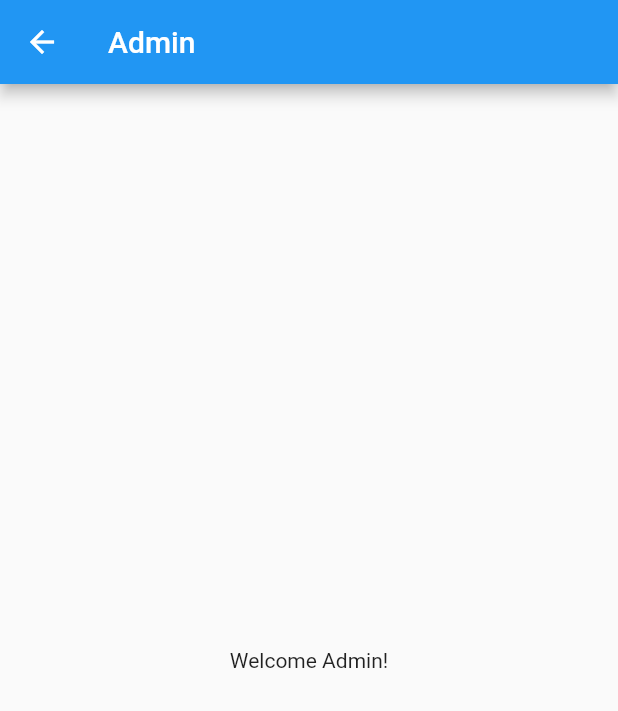
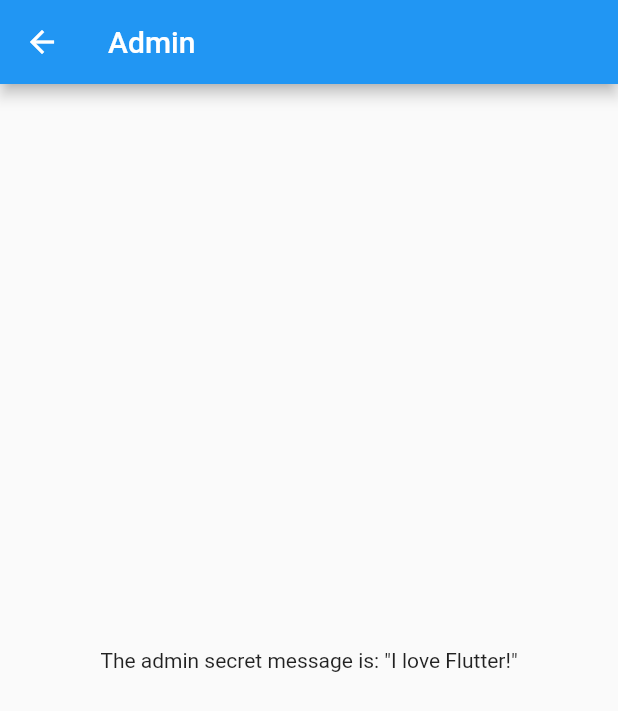
Before and after one commit to IsaiDiaz/security_project, a Flutter app: the AdminPage screen opened directly, on a phone screen of 412 x 824 dp. Shown: the top 711 px of the screen. Run offline on Flutter 3.47's test engine with Material 2 defaults, Android fonts, the phone set to English and light mode, and no system bars; our stand-ins replace fluttertoast.

Commit message:
Encriptacion y desencriptacion de mensajes agregado

```diff
--- a/lib/objects/auth_service.dart
+++ b/lib/objects/auth_service.dart
@@ -3,7 +3,10 @@ import 'package:crypto/crypto.dart';
 import 'dart:convert';
 
 class AuthService {
-  static List<User> users = [];
+  static List<User> users = [
+    User(username: 'debug', password: '0b8e9e995d8d77f1e4770f0f79665aee6f3f70247b3735422daba73df4c3096f', role: Role.admin),
+    User(username: 'debugU', password: 'a1d694942b98fc07012d5a7afed8447cddd41fcf4bedebd2cca8d0651fea2a54', role: Role.user)
+  ];
 
   static String addUser(User user) {
     var bytes = utf8.encode(user.password);
--- /dev/null
+++ b/lib/objects/crypto_utils.dart
@@ -0,0 +1,16 @@
+import 'dart:convert';
+import 'dart:math';
+import 'dart:typed_data';
+import 'package:crypto/crypto.dart';
+
+class CryptoUtils{
+
+  static List<int> encrypt(String message){
+    return utf8.encode(message);;
+  }
+
+  static String decrypt(List<int> encrypted){
+    return utf8.decode(encrypted);
+  }
+
+}
--- a/lib/pages/admin_page.dart
+++ b/lib/pages/admin_page.dart
@@ -1,14 +1,25 @@
- import 'package:flutter/material.dart';
+ import 'dart:typed_data';
+
+import 'package:flutter/material.dart';
+ import 'package:security_project/objects/crypto_utils.dart';
 
  class AdminPage extends StatelessWidget {
+
+  final String adminSecretMessage = 'The admin secret message is: "I love Flutter!"';
+  final String password = 'admin';
    @override
    Widget build(BuildContext context) {
+
+    print('Original message: $adminSecretMessage');
+    List<int> encrypted = CryptoUtils.encrypt(adminSecretMessage);
+    String decrypted = CryptoUtils.decrypt(encrypted);
+    print('Encrypted message: $encrypted');
      return Scaffold(
        appBar: AppBar(
          title: Text('Admin'),
      ),
        body: Center(
-         child: Text('Welcome Admin!'),
+         child: Text(decrypted),
        ),
      );
    }
--- a/lib/pages/user_page.dart
+++ b/lib/pages/user_page.dart
@@ -1,14 +1,26 @@
 import 'package:flutter/material.dart';
+import 'package:security_project/objects/crypto_utils.dart';
+import 'dart:typed_data';
 
 class UserPage extends StatelessWidget {
+
+  final String userSecretMessage = 'The user secret message is : "I love Flutter!"';
+  final String password = 'admin';
+
   @override
   Widget build(BuildContext context) {
+
+    print('Original message: $userSecretMessage');
+    List<int> encrypted = CryptoUtils.encrypt(userSecretMessage);
+    String decrypted = CryptoUtils.decrypt(encrypted);
+    print('Encrypted message: $encrypted');
+
     return Scaffold(
       appBar: AppBar(
         title: Text('User'),
       ),
       body: Center(
-        child: Text('Welcome User!'),
+        child: Text(decrypted),
       ),
     );
   }
--- a/pubspec.yaml
+++ b/pubspec.yaml
@@ -11,6 +11,7 @@ dependencies:
     sdk: flutter
   crypto: ^3.0.1
   fluttertoast: ^8.0.7
+  pointycastle: ^3.2.0
 
 dev_dependencies:
   flutter_test:
```
Also changed, not shown: pubspec.lock.
